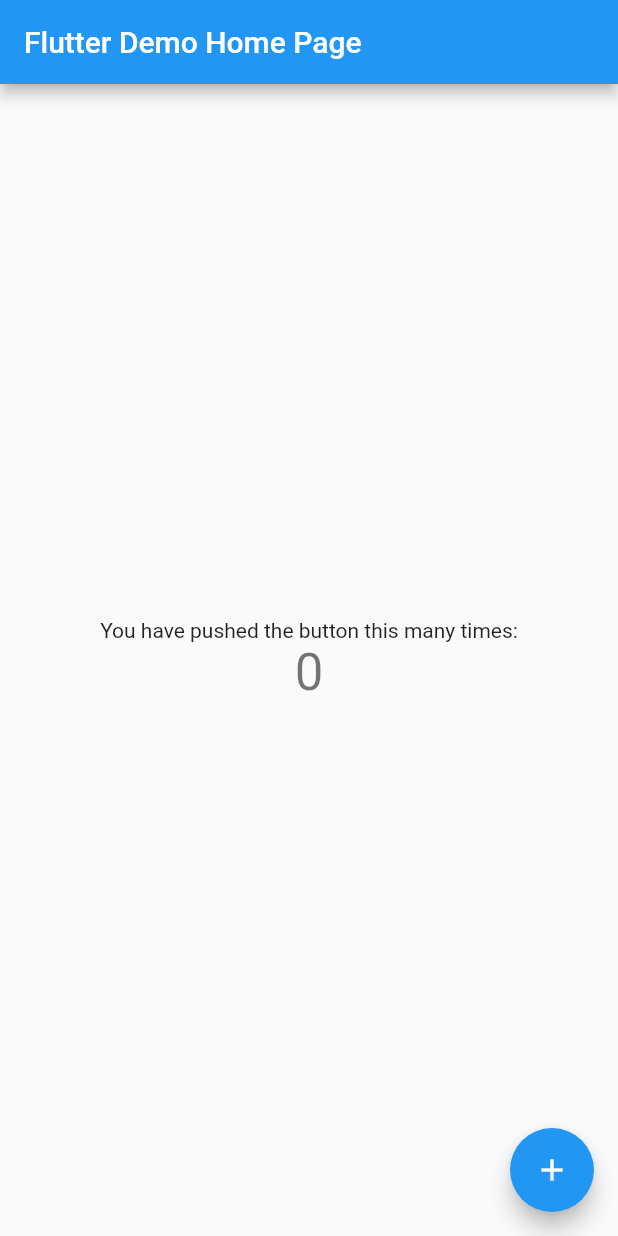
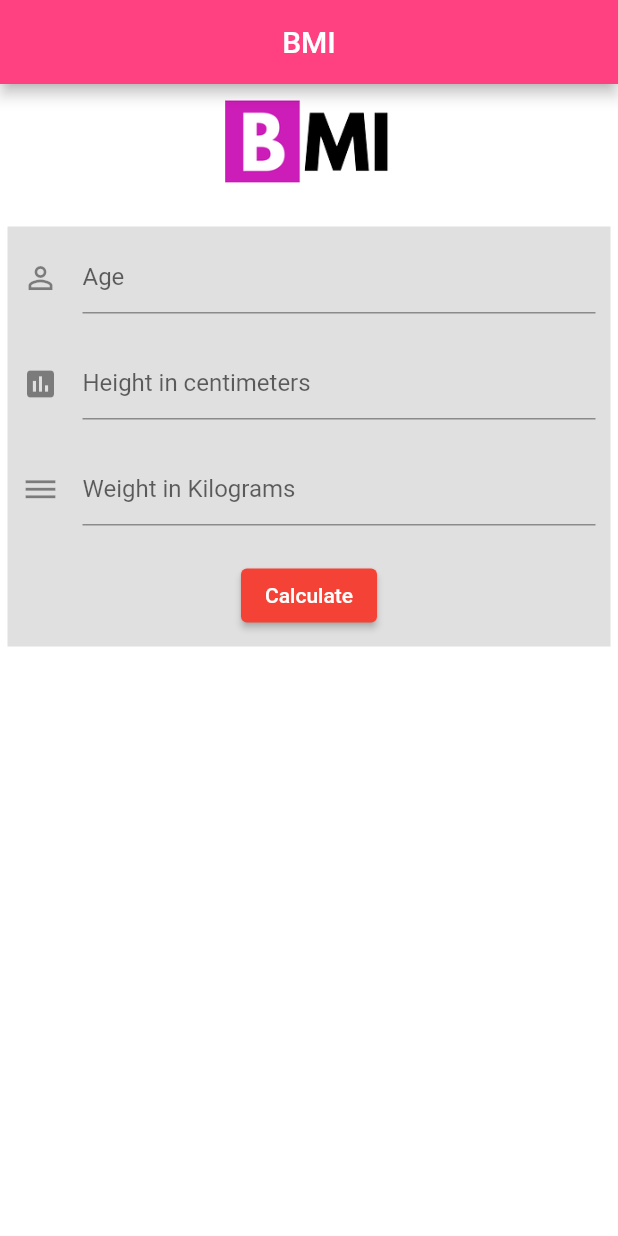
Before and after one commit to Onyedikareal/bmi, a Flutter app: the screen it shows after launch, on a phone screen of 412 x 824 dp. Run offline on Flutter 3.47's test engine with Material 2 defaults, Android fonts, the phone set to English and light mode, and no system bars; our stand-ins replace google_fonts.

Commit message:
feat: added app theme
included app theme file

```diff
--- /dev/null
+++ b/lib/bmi_app.dart
@@ -0,0 +1,28 @@
+import 'package:bmi/ui/bmi.dart';
+import 'package:flutter/material.dart';
+
+class MyApp extends StatelessWidget {
+  const MyApp({super.key});
+
+  // This widget is the root of your application.
+  @override
+  Widget build(BuildContext context) {
+    return MaterialApp(
+      title: 'BMI App',
+      debugShowCheckedModeBanner: false,
+      theme: ThemeData(
+        // This is the theme of your application.
+        //
+        // Try running your application with "flutter run". You'll see the
+        // application has a blue toolbar. Then, without quitting the app, try
+        // changing the primarySwatch below to Colors.green and then invoke
+        // "hot reload" (press "r" in the console where you ran "flutter run",
+        // or simply save your changes to "hot reload" in a Flutter IDE).
+        // Notice that the counter didn't reset back to zero; the application
+        // is not restarted.
+        primarySwatch: Colors.blue,
+      ),
+      home: const BMI(),
+    );
+  }
+}
--- a/lib/main.dart
+++ b/lib/main.dart
@@ -1,117 +1,7 @@
-import 'package:bmi/bmi.dart';
+import 'package:bmi/ui/bmi.dart';
+import 'package:bmi/bmi_app.dart';
 import 'package:flutter/material.dart';
 
 void main() {
   runApp(const MyApp());
 }
-
-class MyApp extends StatelessWidget {
-  const MyApp({super.key});
-
-  // This widget is the root of your application.
-  @override
-  Widget build(BuildContext context) {
-    return MaterialApp(
-      title: 'Flutter Demo',
-      theme: ThemeData(
-        // This is the theme of your application.
-        //
-        // Try running your application with "flutter run". You'll see the
-        // application has a blue toolbar. Then, without quitting the app, try
-        // changing the primarySwatch below to Colors.green and then invoke
-        // "hot reload" (press "r" in the console where you ran "flutter run",
-        // or simply save your changes to "hot reload" in a Flutter IDE).
-        // Notice that the counter didn't reset back to zero; the application
-        // is not restarted.
-        primarySwatch: Colors.blue,
-      ),
-      home: const MyHomePage(title: 'Flutter Demo Home Page'),
-    );
-  }
-}
-
-class MyHomePage extends StatefulWidget {
-  const MyHomePage({super.key, required this.title});
-
-  // This widget is the home page of your application. It is stateful, meaning
-  // that it has a State object (defined below) that contains fields that affect
-  // how it looks.
-
-  // This class is the configuration for the state. It holds the values (in this
-  // case the title) provided by the parent (in this case the App widget) and
-  // used by the build method of the State. Fields in a Widget subclass are
-  // always marked "final".
-
-  final String title;
-
-  @override
-  State<MyHomePage> createState() => _MyHomePageState();
-}
-
-class _MyHomePageState extends State<MyHomePage> {
-  int _counter = 0;
-
-  void _incrementCounter() {
-    Navigator.of(context).push(MaterialPageRoute(builder: (context) => BMI()));
-    setState(() {
-      // This call to setState tells the Flutter framework that something has
-      // changed in this State, which causes it to rerun the build method below
-      // so that the display can reflect the updated values. If we changed
-      // _counter without calling setState(), then the build method would not be
-      // called again, and so nothing would appear to happen.
-      _counter++;
-    });
-  }
-
-  @override
-  Widget build(BuildContext context) {
-    // This method is rerun every time setState is called, for instance as done
-    // by the _incrementCounter method above.
-    //
-    // The Flutter framework has been optimized to make rerunning build methods
-    // fast, so that you can just rebuild anything that needs updating rather
-    // than having to individually change instances of widgets.
-    return Scaffold(
-      appBar: AppBar(
-        // Here we take the value from the MyHomePage object that was created by
-        // the App.build method, and use it to set our appbar title.
-        title: Text(widget.title),
-      ),
-      body: Center(
-        // Center is a layout widget. It takes a single child and positions it
-        // in the middle of the parent.
-        child: Column(
-          // Column is also a layout widget. It takes a list of children and
-          // arranges them vertically. By default, it sizes itself to fit its
-          // children horizontally, and tries to be as tall as its parent.
-          //
-          // Invoke "debug painting" (press "p" in the console, choose the
-          // "Toggle Debug Paint" action from the Flutter Inspector in Android
-          // Studio, or the "Toggle Debug Paint" command in Visual Studio Code)
-          // to see the wireframe for each widget.
-          //
-          // Column has various properties to control how it sizes itself and
-          // how it positions its children. Here we use mainAxisAlignment to
-          // center the children vertically; the main axis here is the vertical
-          // axis because Columns are vertical (the cross axis would be
-          // horizontal).
-          mainAxisAlignment: MainAxisAlignment.center,
-          children: <Widget>[
-            const Text(
-              'You have pushed the button this many times:',
-            ),
-            Text(
-              '$_counter',
-              style: Theme.of(context).textTheme.headline4,
-            ),
-          ],
-        ),
-      ),
-      floatingActionButton: FloatingActionButton(
-        onPressed: _incrementCounter,
-        tooltip: 'Increment',
-        child: const Icon(Icons.add),
-      ), // This trailing comma makes auto-formatting nicer for build methods.
-    );
-  }
-}
--- /dev/null
+++ b/lib/ui/bmi.dart
@@ -0,0 +1,129 @@
+import 'package:flutter/material.dart';
+import 'dart:math';
+
+
+class BMI extends StatefulWidget {
+  const BMI({super.key});
+
+  @override
+  BMIState createState() => BMIState();
+}
+class BMIData {
+  double _height = 0.0;
+  double _weight = 0.0;
+}
+
+class BMIState extends State<BMI> {
+
+  final TextEditingController heightController = TextEditingController();
+  final TextEditingController weightController = TextEditingController();
+  double? _result;
+  String _status ='';
+  BMIData data = BMIData();
+  heightData(value){
+    data._height =  value;
+  }
+
+
+  void _calculate(){
+    FocusScope.of(context).requestFocus(FocusNode());
+    setState(() {
+      data._height = double.parse(heightController.text)/100;
+      data._weight = double.parse(weightController.text);
+      _result = (data._weight/(pow((data._height), 2)));
+      if(_result! <18.5){
+        _status = 'Underweight' ;
+      }else if(_result! < 24.9){
+        _status = 'Normal weight';
+      } else if (_result! < 29.9){
+        _status = 'Overweight';
+      }else{
+        _status = 'Obesity';
+      }
+    });
+  }
+
+
+  @override
+  Widget build(BuildContext context) {
+    return Scaffold(
+      appBar: AppBar(
+        title:const Text('BMI'),
+        backgroundColor: Colors.pinkAccent,
+        centerTitle: true,
+      ),
+      backgroundColor: Colors.white,
+      body: GestureDetector(
+          onTap: (){
+            FocusScope.of(context).requestFocus(FocusNode());
+          },
+          child: SingleChildScrollView(
+            child: Column(
+              children: <Widget>[
+                Center(
+                  child: SizedBox(
+                    width: 130,
+                    height: 90,
+                      child: Image.asset('images/bmilogo.png'),
+                  ),
+                ),
+                Container(
+                  margin:const EdgeInsets.all(5.0),
+                  decoration: BoxDecoration(
+                    color: Colors.grey.shade300,
+                  ),
+                  height: 280,
+                  padding: const EdgeInsets.all(10.0),
+                  child: Column(
+                    mainAxisAlignment: MainAxisAlignment.spaceBetween,
+                    children: <Widget>[
+                     const TextField(
+                        decoration: InputDecoration(labelText: 'Age',isDense: false, contentPadding: EdgeInsets.only( bottom: 10),
+                            icon: Icon(Icons.person_outline),),
+
+
+                      ),
+                      TextField(
+                        controller: heightController,
+                        decoration: const InputDecoration(labelText: 'Height in centimeters',contentPadding: EdgeInsets.only( bottom: 10),
+                          icon: Icon(Icons.assessment),),
+
+
+
+                      ),
+                      TextField(
+                        controller: weightController,
+                        decoration:const InputDecoration(labelText: 'Weight in Kilograms',contentPadding: EdgeInsets.only( bottom: 10),
+                          icon: Icon(Icons.dehaze),),
+
+                      ),
+
+                      ElevatedButton(
+                        onPressed: _calculate,
+                        style: ButtonStyle(elevation: MaterialStateProperty.all(2), backgroundColor: MaterialStateProperty.all(Colors.red)),
+
+                        child:const Text('Calculate'),
+
+
+                      )
+                    ],
+                  ),
+                ),
+                Text(_result == null? '':'Your BMI: ${_result!.toStringAsFixed(1)}', style:const TextStyle(
+                  fontWeight: FontWeight.w500,
+                  fontSize: 20.0,
+                  color: Colors.blue,
+                  fontStyle: FontStyle.italic
+                ),),
+                Text(_result == null? '':_status, style: const TextStyle(
+                    fontWeight: FontWeight.w400,
+                    fontSize: 16.0,
+                    color: Colors.redAccent
+                ),)
+              ],
+            ),
+          ),
+        ),
+    );
+  }
+}
--- a/pubspec.yaml
+++ b/pubspec.yaml
@@ -36,6 +36,7 @@ dependencies:
   # The following adds the Cupertino Icons font to your application.
   # Use with the CupertinoIcons class for iOS style icons.
   cupertino_icons: ^1.0.2
+  google_fonts: ^3.0.1
 
 dev_dependencies:
   flutter_test:
```
Also changed, not shown: lib/bmi_theme.dart (added, +208 -0 lines), pubspec.lock, 1 other file.
